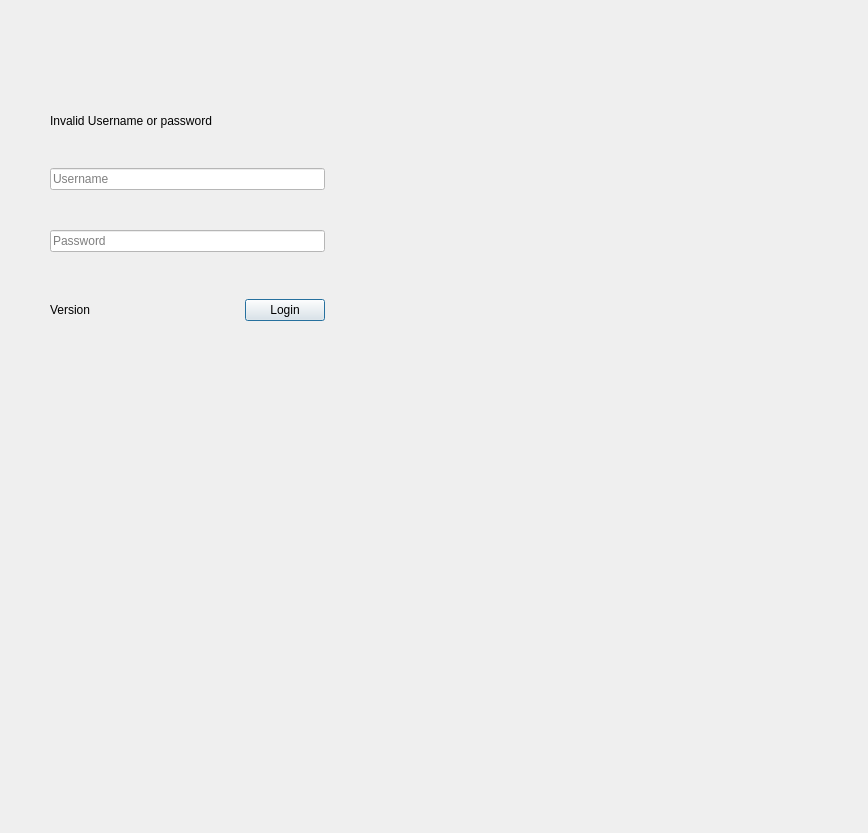
spiretrading/nexus, file Applications/Spire/Source/Login/LoginDialog.ui: the form before one commit.
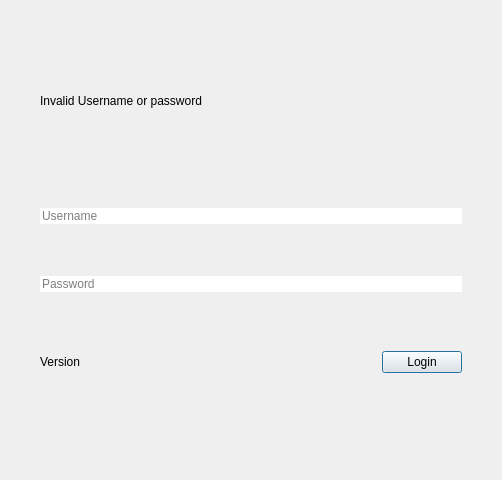
The form after the commit. Icons and pictures are not drawn.

Commit message: Color bands

The edit to the form file:
```diff
--- a/Applications/Spire/Source/Login/LoginDialog.ui
+++ b/Applications/Spire/Source/Login/LoginDialog.ui
@@ -6,8 +6,8 @@
    <rect>
     <x>0</x>
     <y>0</y>
-    <width>868</width>
-    <height>833</height>
+    <width>502</width>
+    <height>480</height>
    </rect>
   </property>
   <property name="windowTitle">
@@ -16,57 +16,38 @@
   <property name="styleSheet">
    <string notr="true"/>
   </property>
-  <widget class="QWidget" name="m_widget" native="true">
-   <property name="geometry">
-    <rect>
-     <x>0</x>
-     <y>0</y>
-     <width>601</width>
-     <height>551</height>
-    </rect>
-   </property>
-   <widget class="QWidget" name="layoutWidget">
-    <property name="geometry">
-     <rect>
-      <x>10</x>
-      <y>20</y>
-      <width>591</width>
-      <height>511</height>
-     </rect>
-    </property>
-    <layout class="QVBoxLayout" name="verticalLayout">
-     <property name="spacing">
-      <number>0</number>
-     </property>
-     <property name="sizeConstraint">
-      <enum>QLayout::SetFixedSize</enum>
-     </property>
-     <item>
-      <layout class="QHBoxLayout" name="horizontalLayout_2">
-       <property name="spacing">
-        <number>0</number>
-       </property>
-       <item>
-        <spacer name="m_leftSpacer">
-         <property name="orientation">
-          <enum>Qt::Horizontal</enum>
-         </property>
-         <property name="sizeType">
-          <enum>QSizePolicy::Fixed</enum>
-         </property>
-         <property name="sizeHint" stdset="0">
-          <size>
-           <width>40</width>
-           <height>20</height>
-          </size>
-         </property>
-        </spacer>
-       </item>
-       <item>
         <layout class="QHBoxLayout" name="horizontalLayout">
          <property name="spacing">
           <number>0</number>
          </property>
+   <property name="leftMargin">
+    <number>0</number>
+   </property>
+   <property name="topMargin">
+    <number>0</number>
+   </property>
+   <property name="rightMargin">
+    <number>0</number>
+   </property>
+   <property name="bottomMargin">
+    <number>0</number>
+   </property>
+   <item>
+    <spacer name="m_leftSpacer">
+     <property name="orientation">
+      <enum>Qt::Horizontal</enum>
+     </property>
+     <property name="sizeType">
+      <enum>QSizePolicy::Fixed</enum>
+     </property>
+     <property name="sizeHint" stdset="0">
+      <size>
+       <width>40</width>
+       <height>20</height>
+      </size>
+     </property>
+    </spacer>
+   </item>
          <item>
           <layout class="QVBoxLayout" name="m_mainLayout">
            <property name="spacing">
@@ -175,6 +156,9 @@
              <property name="text">
               <string/>
              </property>
+       <property name="frame">
+        <bool>false</bool>
+       </property>
              <property name="placeholderText">
               <string>Username</string>
              </property>
@@ -197,6 +181,41 @@
             </spacer>
            </item>
            <item>
+      <widget class="QWidget" name="m_passwordContainer" native="true">
+       <property name="sizePolicy">
+        <sizepolicy hsizetype="Expanding" vsizetype="Preferred">
+         <horstretch>50</horstretch>
+         <verstretch>0</verstretch>
+        </sizepolicy>
+       </property>
+       <property name="minimumSize">
+        <size>
+         <width>40</width>
+         <height>40</height>
+        </size>
+       </property>
+       <layout class="QHBoxLayout" name="horizontalLayout_4">
+        <property name="spacing">
+         <number>0</number>
+        </property>
+        <property name="leftMargin">
+         <number>0</number>
+        </property>
+        <property name="topMargin">
+         <number>0</number>
+        </property>
+        <property name="rightMargin">
+         <number>0</number>
+        </property>
+        <property name="bottomMargin">
+         <number>0</number>
+        </property>
+        <item>
+         <layout class="QHBoxLayout" name="horizontalLayout_3">
+          <property name="spacing">
+           <number>0</number>
+          </property>
+          <item>
             <widget class="QLineEdit" name="m_passwordInput">
              <property name="styleSheet">
               <string notr="true">background-color: rgb(255, 255, 255);
@@ -208,12 +227,29 @@
              <property name="text">
               <string/>
              </property>
+            <property name="frame">
+             <bool>false</bool>
+            </property>
              <property name="placeholderText">
               <string>Password</string>
              </property>
             </widget>
            </item>
            <item>
+           <widget class="QWidget" name="m_chroma1" native="true"/>
+          </item>
+          <item>
+           <widget class="QWidget" name="m_chroma2" native="true"/>
+          </item>
+          <item>
+           <widget class="QWidget" name="m_chroma3" native="true"/>
+          </item>
+         </layout>
+        </item>
+       </layout>
+      </widget>
+     </item>
+     <item>
             <spacer name="m_passwordLoginSpacer">
              <property name="orientation">
               <enum>Qt::Vertical</enum>
@@ -292,28 +328,6 @@
              </item>
             </layout>
            </item>
-          </layout>
-         </item>
-        </layout>
-       </item>
-       <item>
-        <spacer name="m_rightSpacer">
-         <property name="orientation">
-          <enum>Qt::Horizontal</enum>
-         </property>
-         <property name="sizeType">
-          <enum>QSizePolicy::Fixed</enum>
-         </property>
-         <property name="sizeHint" stdset="0">
-          <size>
-           <width>40</width>
-           <height>20</height>
-          </size>
-         </property>
-        </spacer>
-       </item>
-      </layout>
-     </item>
      <item>
       <spacer name="m_bottomSpacer">
        <property name="orientation">
@@ -328,8 +342,27 @@
       </spacer>
      </item>
     </layout>
-   </widget>
-  </widget>
+   </item>
+   <item>
+    <spacer name="m_rightSpacer">
+     <property name="orientation">
+      <enum>Qt::Horizontal</enum>
+     </property>
+     <property name="sizeType">
+      <enum>QSizePolicy::Fixed</enum>
+     </property>
+     <property name="sizeHint" stdset="0">
+      <size>
+       <width>40</width>
+       <height>20</height>
+      </size>
+     </property>
+    </spacer>
+   </item>
+  </layout>
+  <zorder>m_leftSpacer</zorder>
+  <zorder></zorder>
+  <zorder>m_rightSpacer</zorder>
  </widget>
  <resources>
   <include location="../../Resources/Resources.qrc"/>
```
Left out of the diff: 2 changed lines with no effect on the pictures. Lines whose indentation alone changed are shown as unchanged. The commit also changes 2 other files.
